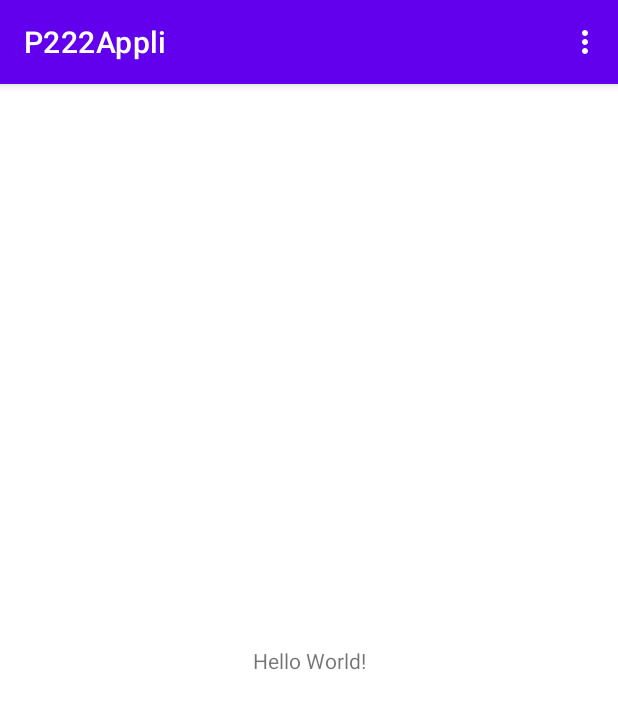
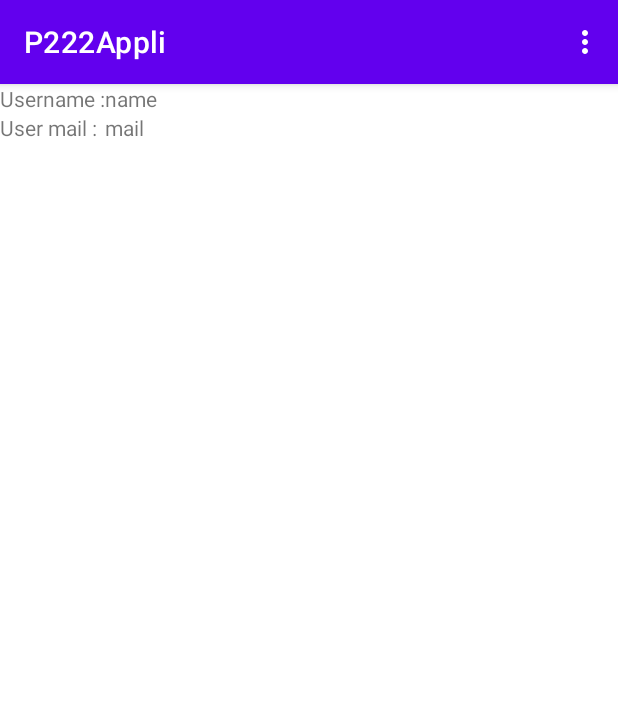
Before and after one commit to CharlyAguettaz/p222, an Android app: the screen it shows after launch (Activity_Welcome), on a phone screen of 412 x 824 dp. Shown: the top 709 px of the screen. Run offline under Robolectric (Android 15) with nearby library versions, the phone set to English and light mode, and no system bars.

Commit message:
page welcome gui

```diff
--- a/app/src/main/java/com/example/p222appli/Activity_Welcome.java
+++ b/app/src/main/java/com/example/p222appli/Activity_Welcome.java
@@ -7,14 +7,13 @@ import android.os.Bundle;
 import android.view.Menu;
 import android.view.MenuInflater;
 import android.view.MenuItem;
-import android.widget.Toast;
 
 public class Activity_Welcome extends AppCompatActivity {
 
     @Override
     protected void onCreate(Bundle savedInstanceState) {
         super.onCreate(savedInstanceState);
-        setContentView(R.layout.activity_main);
+        setContentView(R.layout.activity__welcome);
     }
 
     private Menu m = null;
@@ -30,7 +29,7 @@ public class Activity_Welcome extends AppCompatActivity {
 
     @Override
     public boolean onOptionsItemSelected(MenuItem item) {
-        switch( item.getItemId() ){
+        switch( item.getItemId()) {
 
             case R.id.item3:
                 Intent myIntent2 = new Intent(this.getApplicationContext(), Activity_WasteInfos.class);
--- /dev/null
+++ b/app/src/main/res/layout/activity__welcome.xml
@@ -0,0 +1,79 @@
+<?xml version="1.0" encoding="utf-8"?>
+<androidx.constraintlayout.widget.ConstraintLayout xmlns:android="http://schemas.android.com/apk/res/android"
+    xmlns:app="http://schemas.android.com/apk/res-auto"
+    xmlns:tools="http://schemas.android.com/tools"
+    android:layout_width="match_parent"
+    android:layout_height="match_parent"
+    tools:context=".Activity_Welcome">
+
+    <LinearLayout
+        android:id="@+id/linly_profil"
+        android:layout_width="match_parent"
+        android:layout_height="match_parent"
+        android:orientation="vertical"
+        tools:layout_editor_absoluteX="72dp"
+        tools:layout_editor_absoluteY="0dp">
+
+        <TableLayout
+            android:layout_width="match_parent"
+            android:layout_height="match_parent">
+
+            <TableRow
+                android:layout_width="match_parent"
+                android:layout_height="match_parent" >
+
+                <TextView
+                    android:id="@+id/txt_profilname"
+                    android:layout_width="match_parent"
+                    android:layout_height="wrap_content"
+                    android:text="@string/profilname" />
+
+                <TextView
+                    android:id="@+id/txt_bdd_profilname"
+                    android:layout_width="match_parent"
+                    android:layout_height="wrap_content"
+                    android:text="name" />
+            </TableRow>
+
+            <TableRow
+                android:layout_width="match_parent"
+                android:layout_height="match_parent" >
+
+                <TextView
+                    android:id="@+id/txt_profilmail"
+                    android:layout_width="match_parent"
+                    android:layout_height="wrap_content"
+                    android:text="@string/profilmail" />
+
+                <TextView
+                    android:id="@+id/txt_bdb_profilmail"
+                    android:layout_width="match_parent"
+                    android:layout_height="wrap_content"
+                    android:text="mail" />
+            </TableRow>
+
+        </TableLayout>
+
+        <TableLayout
+            android:layout_width="match_parent"
+            android:layout_height="match_parent">
+
+            <TableRow
+                android:layout_width="match_parent"
+                android:layout_height="match_parent" />
+
+            <TableRow
+                android:layout_width="match_parent"
+                android:layout_height="match_parent" />
+
+            <TableRow
+                android:layout_width="match_parent"
+                android:layout_height="match_parent" />
+
+            <TableRow
+                android:layout_width="match_parent"
+                android:layout_height="match_parent" />
+        </TableLayout>
+
+    </LinearLayout>
+</androidx.constraintlayout.widget.ConstraintLayout>
--- a/app/src/main/res/layout/activity_main.xml
+++ /dev/null
@@ -1,18 +0,0 @@
-<?xml version="1.0" encoding="utf-8"?>
-<androidx.constraintlayout.widget.ConstraintLayout xmlns:android="http://schemas.android.com/apk/res/android"
-    xmlns:app="http://schemas.android.com/apk/res-auto"
-    xmlns:tools="http://schemas.android.com/tools"
-    android:layout_width="match_parent"
-    android:layout_height="match_parent"
-    tools:context=".Activity_Welcome">
-
-    <TextView
-        android:layout_width="wrap_content"
-        android:layout_height="wrap_content"
-        android:text="Hello World!"
-        app:layout_constraintBottom_toBottomOf="parent"
-        app:layout_constraintLeft_toLeftOf="parent"
-        app:layout_constraintRight_toRightOf="parent"
-        app:layout_constraintTop_toTopOf="parent" />
-
-</androidx.constraintlayout.widget.ConstraintLayout>
--- a/app/src/main/res/values/strings.xml
+++ b/app/src/main/res/values/strings.xml
@@ -12,4 +12,6 @@
     <string name="wt_other">Other</string>
     <string name="validate">Validate</string>
     <string name="wt_organic">Organic</string>
+    <string name="profilmail">User mail :</string>
+    <string name="profilname">Username :</string>
 </resources>
```
Also changed, not shown: 1 other file.
